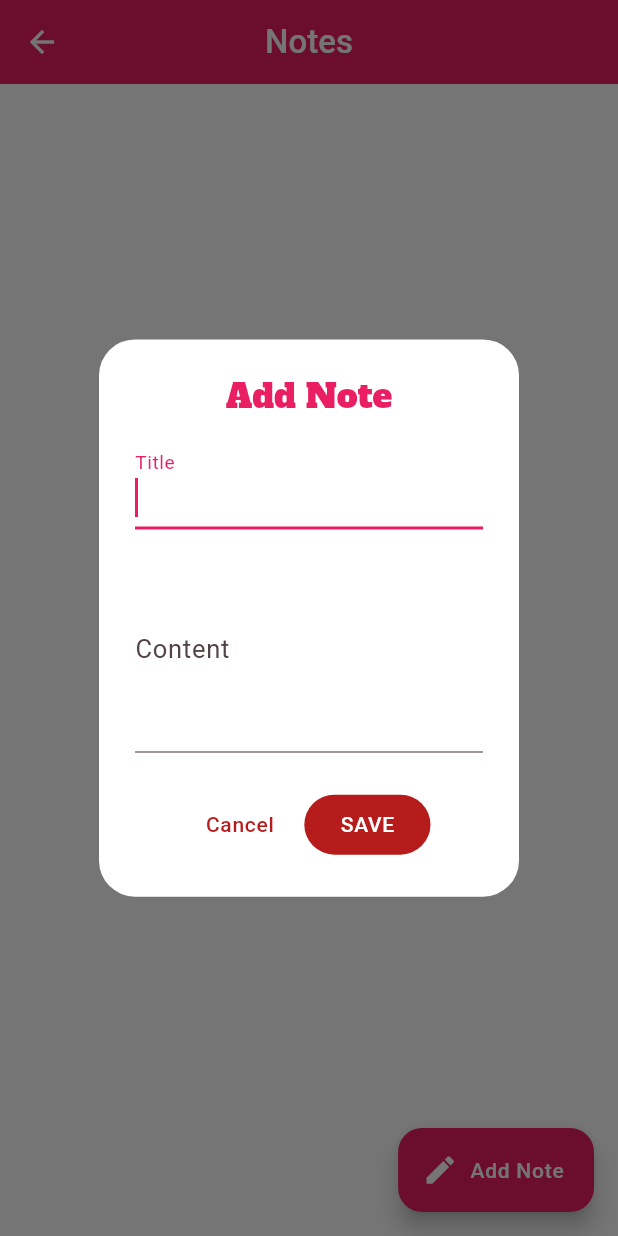
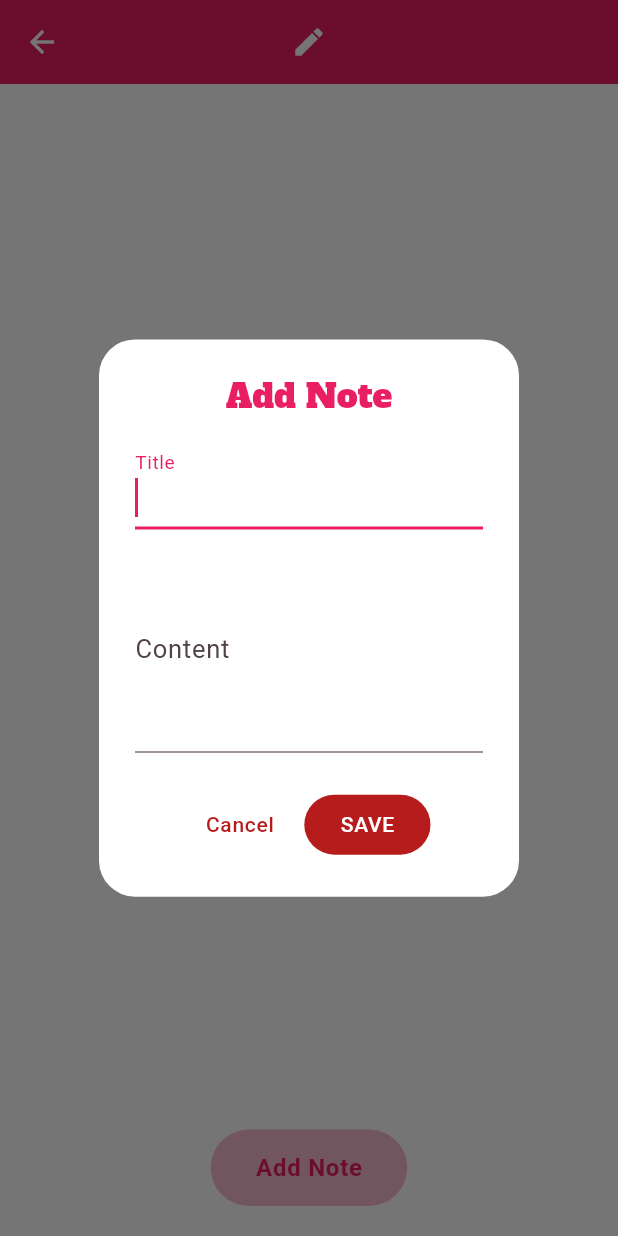
Before and after one commit to rokhanna92/Burda, a Flutter app: the NotesScreen screen opened directly, after a tap on "Add Note", on a phone screen of 412 x 824 dp. Run offline on Flutter 3.47's test engine with Material 3 defaults, Android fonts, the phone set to English and light mode, and no system bars; our stand-ins replace carousel_slider, confetti, file_picker, image_picker, package_info_plus, share_plus and 2 more; accounts and stored records are empty; project files that could hold a hidden picture were left out.

Commit message:
Match the original on the tile screens
Icon app bars instead of titles, VAULT as the only text one, Add Note
back at the bottom of the notes screen, and each vault photo labelled
with its issue and given a red trash.
Also fixes the notes list being invisible: an Align in a bottom bar
gets loose height constraints and takes the whole screen, leaving the
body no height.

```diff
--- a/lib/screens/notes_screen.dart
+++ b/lib/screens/notes_screen.dart
@@ -17,23 +17,41 @@ class NotesScreen extends StatelessWidget {
     final notes = context.watch<NoteProvider>();
 
     return Scaffold(
-      appBar: AppBar(title: const Text('Notes')),
-      floatingActionButton: FloatingActionButton.extended(
-        backgroundColor: theme.colorScheme.primary,
-        foregroundColor: Colors.white,
-        onPressed: () => _showAddNoteModal(context),
-        icon: const Icon(Icons.edit),
-        label: const Text('Add Note'),
+      appBar: AppBar(title: const Icon(Icons.edit, color: Colors.white)),
+      // A Row, not an Align: a bottom bar child gets loose height
+      // constraints, and Align would expand to fill the whole screen.
+      bottomNavigationBar: Padding(
+        padding: const EdgeInsets.fromLTRB(16, 8, 16, 20),
+        child: Row(
+          mainAxisAlignment: MainAxisAlignment.center,
+          children: [
+            FilledButton(
+              style: FilledButton.styleFrom(
+                backgroundColor: theme.colorScheme.secondary,
+                foregroundColor: theme.colorScheme.primary,
+                padding: const EdgeInsets.symmetric(
+                  horizontal: 30,
+                  vertical: 14,
+                ),
+              ),
+              onPressed: () => _showAddNoteModal(context),
+              child: const Text(
+                'Add Note',
+                style: TextStyle(fontWeight: FontWeight.bold, fontSize: 16),
+              ),
+            ),
+          ],
+        ),
       ),
       body: notes.notes.isEmpty
           ? Center(
               child: Text(
                 'Add a new note!',
-                style: theme.textTheme.bodyLarge,
+                style: theme.textTheme.bodyLarge?.copyWith(color: Colors.grey),
               ),
             )
           : ListView.separated(
-              padding: const EdgeInsets.fromLTRB(16, 16, 16, 90),
+              padding: const EdgeInsets.fromLTRB(16, 16, 16, 16),
               itemCount: notes.notes.length,
               separatorBuilder: (context, index) => const SizedBox(height: 12),
               itemBuilder: (context, index) {
@@ -130,10 +148,8 @@ class _AddNoteDialogState extends State<_AddNoteDialog> {
   }
 
   void _save() {
-    Navigator.of(context).pop((
-      title: _title.text.trim(),
-      content: _content.text.trim(),
-    ));
+    Navigator.of(context)
+        .pop((title: _title.text.trim(), content: _content.text.trim()));
   }
 
   @override
```
Also changed, not shown: lib/screens/gallery_screen.dart (+23 -9 lines), lib/screens/missing_magazines_screen.dart (+23 -16 lines), lib/screens/owned_magazines_screen.dart (+24 -14 lines).
